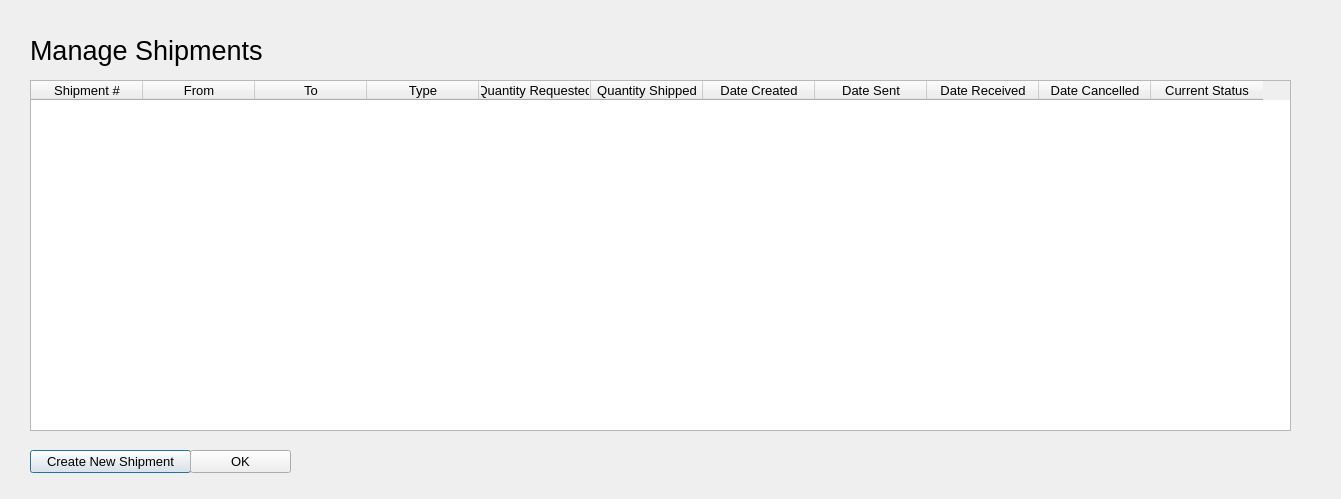
Above: OmegaSquaddApplication/managetheshipmentswindow.ui from paulina7m/COMP3004OmegaSquad before the change. Below: the same form after it.
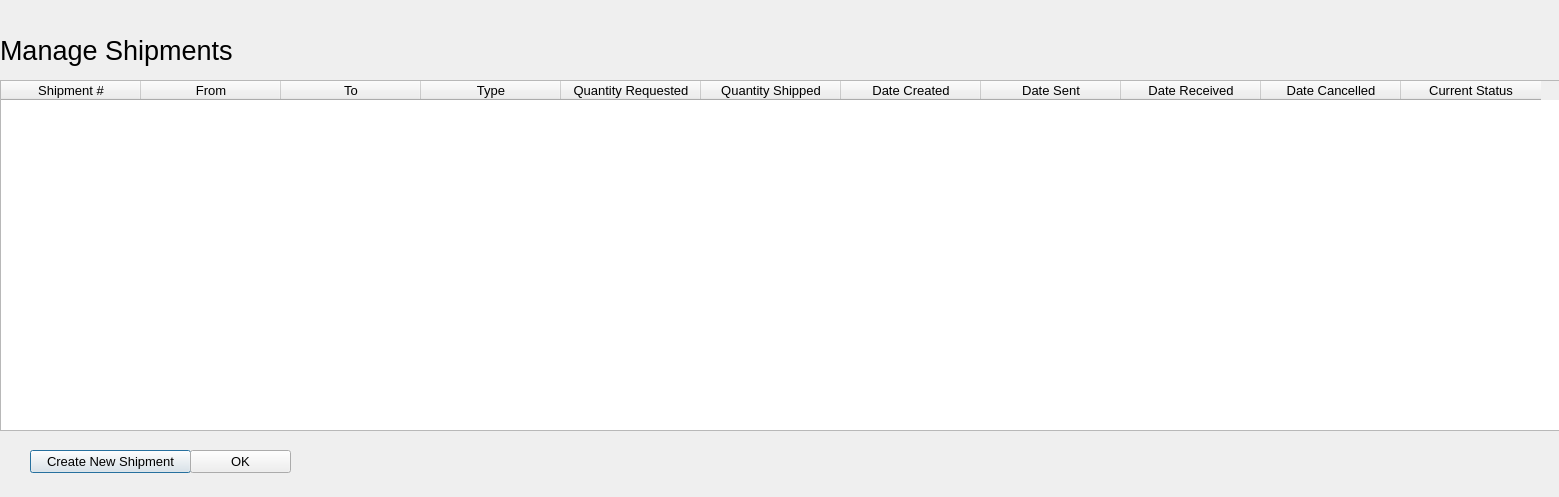
That is the form after the change.

The edit to the form file:
```diff
--- a/OmegaSquaddApplication/managetheshipmentswindow.ui
+++ b/OmegaSquaddApplication/managetheshipmentswindow.ui
@@ -9,8 +9,8 @@
    <rect>
     <x>0</x>
     <y>0</y>
-    <width>1341</width>
-    <height>499</height>
+    <width>1559</width>
+    <height>497</height>
    </rect>
   </property>
   <property name="font">
@@ -27,7 +27,7 @@
   <widget class="QLabel" name="label">
    <property name="geometry">
     <rect>
-     <x>30</x>
+     <x>0</x>
      <y>20</y>
      <width>251</width>
      <height>61</height>
@@ -45,9 +45,9 @@
   <widget class="QTableWidget" name="tableWidget">
    <property name="geometry">
     <rect>
-     <x>30</x>
+     <x>0</x>
      <y>80</y>
-     <width>1261</width>
+     <width>1561</width>
      <height>351</height>
     </rect>
    </property>
@@ -55,7 +55,7 @@
     <enum>Qt::ScrollBarAlwaysOff</enum>
    </property>
    <attribute name="horizontalHeaderDefaultSectionSize">
-    <number>112</number>
+    <number>140</number>
    </attribute>
    <column>
     <property name="text">
```
